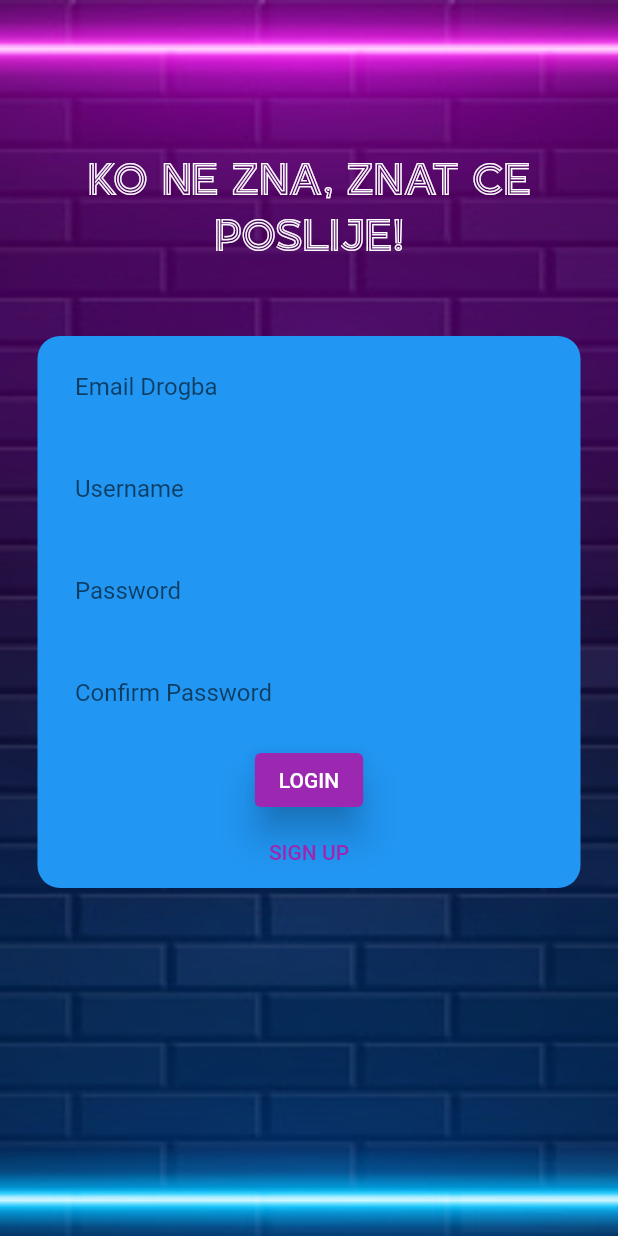
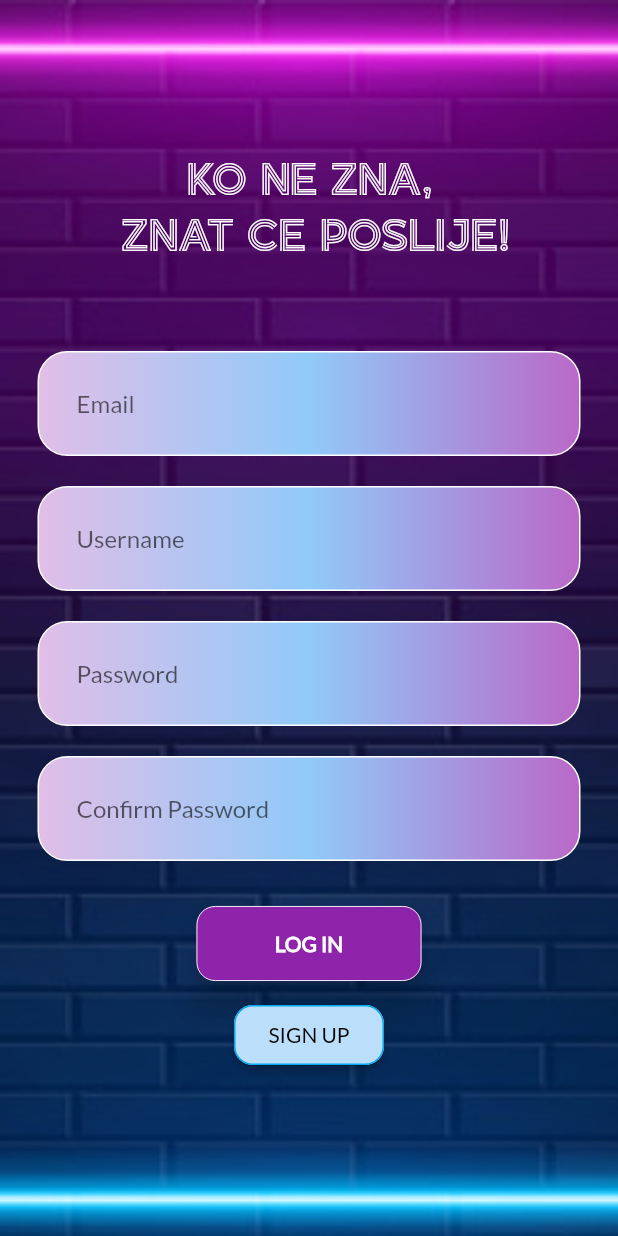
Before and after one commit to emeban44/ultimate_quiz_app, a Flutter app: the screen it shows after launch, on a phone screen of 412 x 824 dp. Run offline on Flutter 3.47's test engine with Material 2 defaults, Android fonts, the phone set to English and light mode, and no system bars; our stand-ins replace firebase_core; accounts and stored records are empty.

Commit message:
sign up design for now

```diff
--- a/ultimate_quiz_app/lib/main.dart
+++ b/ultimate_quiz_app/lib/main.dart
@@ -27,7 +27,7 @@ class MyApp extends StatelessWidget {
       debugShowCheckedModeBanner: false,
       theme: ThemeData(
         primarySwatch: Colors.purple,
-        //fontFamily: "Retrolight",
+        fontFamily: "Lato",
       ),
       home: LoginPage(),
     );
--- a/ultimate_quiz_app/lib/view/login/login_page.dart
+++ b/ultimate_quiz_app/lib/view/login/login_page.dart
@@ -16,15 +16,16 @@ class LoginPage extends StatelessWidget {
           ),
         ),
         child: Scaffold(
-          resizeToAvoidBottomInset: false,
+          resizeToAvoidBottomInset: true,
           backgroundColor: Colors.transparent,
           //extendBodyBehindAppBar: true,
           body: SingleChildScrollView(
             physics: ClampingScrollPhysics(),
             child: Container(
-              padding: const EdgeInsets.symmetric(
-                vertical: 100,
-                horizontal: 25,
+              padding: const EdgeInsets.only(
+                top: 100,
+                right: 25,
+                left: 25,
               ),
               child: Column(
                 mainAxisAlignment: MainAxisAlignment.center,
@@ -33,7 +34,7 @@ class LoginPage extends StatelessWidget {
                   Container(
                     margin: const EdgeInsets.only(bottom: 50),
                     child: Text(
-                      "Ko ne zna, znat ce poslije!",
+                      "Ko ne zna,\n znat ce poslije!",
                       textAlign: TextAlign.center,
                       style: TextStyle(
                         color: Colors.white,
@@ -44,37 +45,94 @@ class LoginPage extends StatelessWidget {
                   ),
                   Container(
                     decoration: BoxDecoration(
-                      color: Colors.blue,
-                      borderRadius: BorderRadius.circular(15),
+                        //color: Colors.white.withOpacity(0.75),
+                        //borderRadius: BorderRadius.circular(15),
                         ),
                     child: Column(
                       children: [
-                        CustomTextField(
-                          hint: "Email Drogba",
+                        Container(
+                          margin: const EdgeInsets.symmetric(vertical: 10),
+                          child: CustomTextField(
+                            hint: "Email",
                           ),
-                        CustomTextField(
+                        ),
+                        Container(
+                          margin: const EdgeInsets.symmetric(vertical: 10),
+                          child: CustomTextField(
                             hint: "Username",
                           ),
-                        CustomTextField(
+                        ),
+                        Container(
+                          margin: const EdgeInsets.symmetric(vertical: 10),
+                          child: CustomTextField(
                             hint: "Password",
+                            isObscure: true,
                           ),
-                        CustomTextField(
+                        ),
+                        Container(
+                          margin: const EdgeInsets.symmetric(vertical: 10),
+                          child: CustomTextField(
                             hint: "Confirm Password",
+                            isObscure: true,
                           ),
-                        ElevatedButton(
+                        ),
+                        Container(
+                          height: 50,
+                          width: 150,
+                          margin: const EdgeInsets.only(top: 20),
+                          decoration: BoxDecoration(
+                            borderRadius: BorderRadius.circular(25),
+                          ),
+                          child: ElevatedButton(
                             onPressed: () {},
-                          child: Text('LOGIN'),
+                            child: Text(
+                              'LOG IN',
+                              style: TextStyle(
+                                fontWeight: FontWeight.w800,
+                                //fontSize: 17,
+                              ),
+                            ),
                             style: ElevatedButton.styleFrom(
                               elevation: 10,
+                              primary: Colors.purple.shade600,
+                              shape: RoundedRectangleBorder(
+                                borderRadius: BorderRadius.circular(12.5),
+                                side: BorderSide(
+                                  color: Colors.white,
+                                  width: 0.6,
                                 ),
                               ),
-                        TextButton(onPressed: () {}, child: Text("SIGN UP"))
+                            ),
+                          ),
+                        ),
+                        Container(
+                          margin: const EdgeInsets.only(top: 16),
+                          height: 40,
+                          width: 100,
+                          child: ElevatedButton(
+                            onPressed: () {},
+                            child: Text(
+                              "SIGN UP",
+                              style: TextStyle(
+                                color: Colors.black,
+                              ),
+                            ),
+                            style: ElevatedButton.styleFrom(
+                              primary: Colors.blue.shade100,
+                              shape: RoundedRectangleBorder(
+                                borderRadius: BorderRadius.circular(12.5),
+                                side: BorderSide(
+                                  color: Colors.lightBlue,
+                                  width: 1,
+                                ),
+                              ),
+                            ),
+                          ),
+                        )
                       ],
                     ),
                   ),
-                  const SizedBox(
-                      //height: 300,
-                      )
+                  const SizedBox(height: 25)
                 ],
               ),
             ),
--- a/ultimate_quiz_app/lib/widgets/custom_text_field.dart
+++ b/ultimate_quiz_app/lib/widgets/custom_text_field.dart
@@ -4,17 +4,41 @@ class CustomTextField extends StatelessWidget {
   const CustomTextField({
     Key? key,
     this.hint,
+    this.isObscure = false,
   }) : super(key: key);
   final String? hint;
+  final bool isObscure;
   @override
   Widget build(BuildContext context) {
     return Container(
+      decoration: BoxDecoration(
+        border: Border.all(color: Colors.white),
+        gradient: LinearGradient(colors: [
+          Colors.purple.shade100,
+          Colors.blue.shade200,
+          // Colors.purple.shade400,
+          Colors.purple.shade300,
+        ]),
+        borderRadius: BorderRadius.circular(20),
+      ),
       padding: const EdgeInsets.only(left: 25, top: 10, bottom: 10),
       child: TextField(
         autocorrect: false,
+        obscureText: isObscure ? true : false,
+        style: TextStyle(
+          color: Colors.black,
+          fontFamily: 'Lato',
+          fontSize: 16,
+        ),
         //obscureText: true,
         decoration: InputDecoration(
           hintText: hint,
+          hintStyle: TextStyle(
+            fontFamily: 'Lato',
+            fontSize: 16,
+
+            //fontWeight: FontWeight.bold,
+          ),
           border: InputBorder.none,
         ),
       ),
--- a/ultimate_quiz_app/pubspec.yaml
+++ b/ultimate_quiz_app/pubspec.yaml
@@ -92,6 +92,12 @@ flutter:
     - family: RetroLight
       fonts:
         - asset: fonts/Retrolight.ttf
+    - family: Dongle
+      fonts:
+        - asset: fonts/Dongle-Regular.ttf
+    - family: Lato
+      fonts:
+        - asset: fonts/Lato-Regular.ttf
   #       - asset: fonts/Schyler-Italic.ttf
   #         style: italic
   #   - family: Trajan Pro
```
Also changed, not shown: ultimate_quiz_app/fonts/Lato-Regular.ttf (added), 1 other file. Lines whose indentation alone changed are shown as unchanged.
